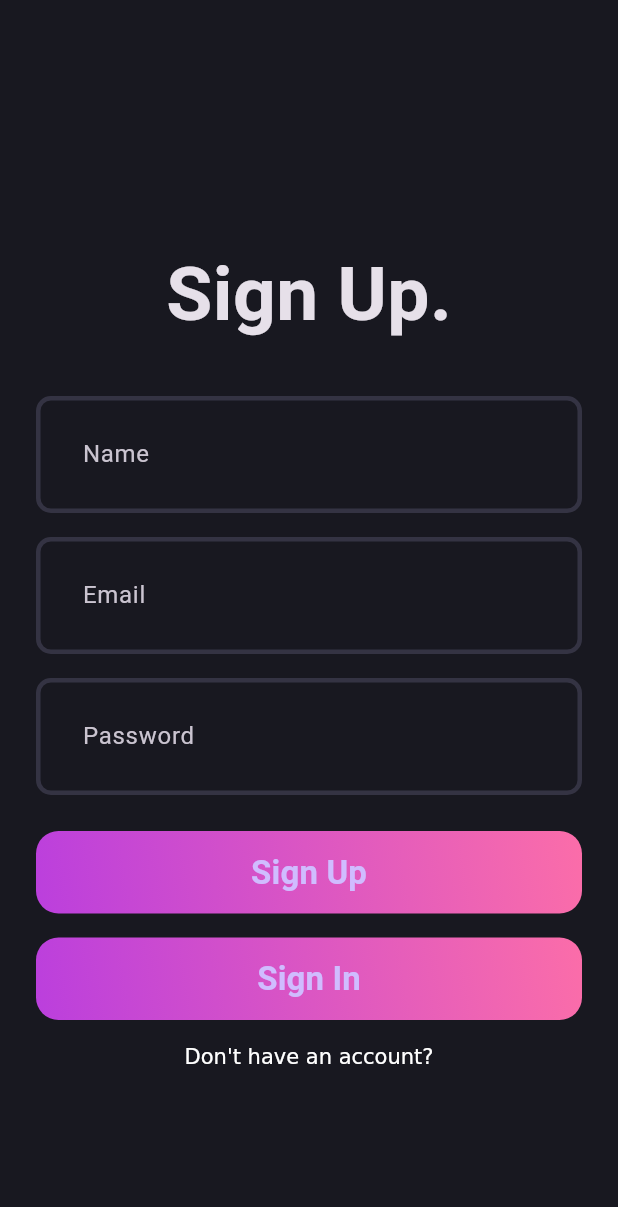
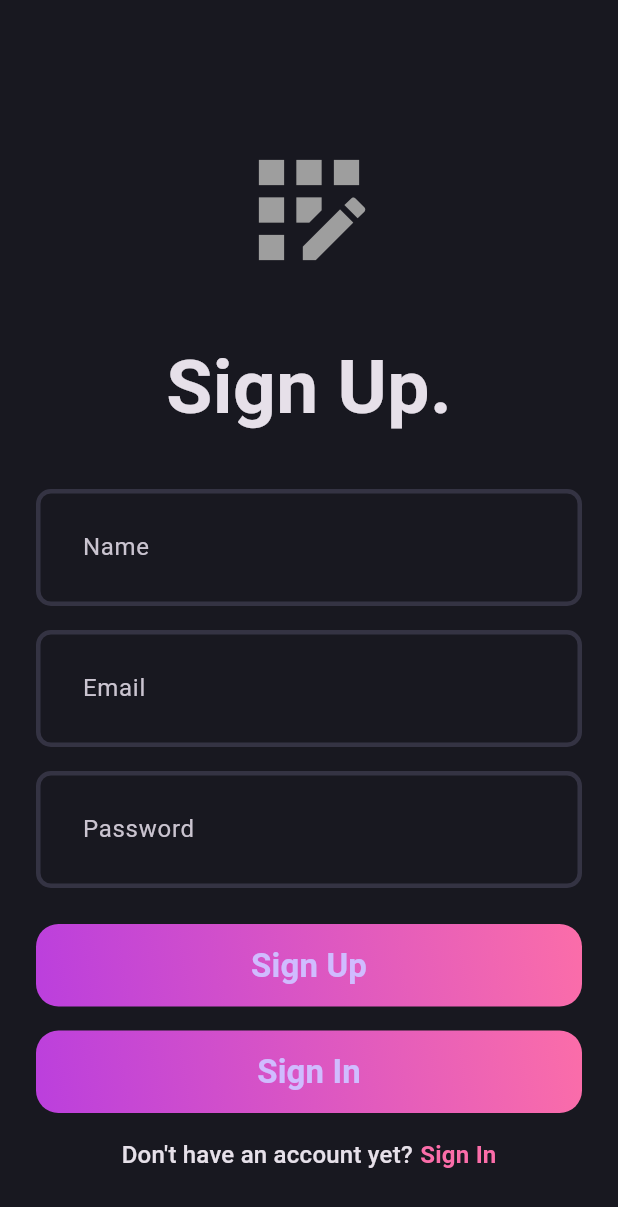
Before and after one commit to devpedrofurquim/flutter-solid, a Flutter app: the screen it shows after launch, on a phone screen of 412 x 824 dp. Shown: the top 1207 px of the screen. Run offline on Flutter 3.47's test engine with Material 3 defaults, Android fonts, the phone set to English and light mode, and no system bars.

Commit message:
feat: includes text span on the bottom of signup page

```diff
--- a/lib/features/auth/presentation/pages/signup_page.dart
+++ b/lib/features/auth/presentation/pages/signup_page.dart
@@ -1,6 +1,8 @@
 import 'package:flutter/material.dart';
+import 'package:test/core/theme/app_pallete.dart';
 import 'package:test/features/auth/presentation/widgets/auth_field.dart';
 import 'package:test/features/auth/presentation/widgets/auth_gradient_button.dart';
+import 'package:test/features/auth/presentation/widgets/auth_special_text.dart';
 
 class SignupPage extends StatefulWidget {
   const SignupPage({super.key});
@@ -49,6 +51,12 @@ class _SignupPageState extends State<SignupPage> {
                     child: Column(
                       mainAxisAlignment: MainAxisAlignment.center,
                       children: [
+                        const Icon(
+                          Icons.app_registration_outlined,
+                          size: 100,
+                          color: Colors.grey,
+                        ),
+                        const SizedBox(height: 32),
                         const Text(
                           'Sign Up.',
                           style: TextStyle(
@@ -89,8 +97,10 @@ class _SignupPageState extends State<SignupPage> {
                         const SizedBox(height: 16),
                         AuthGradientButton(title: 'Sign In'),
                         const SizedBox(height: 16),
-                        RichText(
-                          text: TextSpan(text: 'Don\'t have an account?'),
+                        AuthSpecialText(
+                          title1: 'Don\'t have an account yet?',
+                          title2: 'Sign In',
+                          color: AppPallete.gradient2,
                         ),
                       ],
                     ),
--- /dev/null
+++ b/lib/features/auth/presentation/widgets/auth_special_text.dart
@@ -0,0 +1,37 @@
+import 'package:flutter/material.dart';
+import 'package:test/core/theme/app_pallete.dart';
+
+class AuthSpecialText extends StatelessWidget {
+  const AuthSpecialText({
+    super.key,
+    required this.title1,
+    required this.title2,
+    this.color,
+  });
+
+  final String title1;
+  final String title2;
+  final Color? color;
+
+  @override
+  Widget build(BuildContext context) {
+    return Row(
+      mainAxisAlignment: MainAxisAlignment.center,
+      crossAxisAlignment: CrossAxisAlignment.center,
+      children: [
+        Text(
+          title1,
+          style: Theme.of(context).textTheme.titleMedium,
+        ),
+        const SizedBox(width: 5), // ← This adds spacing
+        Text(
+          title2,
+          style: Theme.of(context).textTheme.titleMedium?.copyWith(
+                color: color ?? AppPallete.gradient2,
+                fontWeight: FontWeight.bold,
+              ),
+        ),
+      ],
+    );
+  }
+}
```
